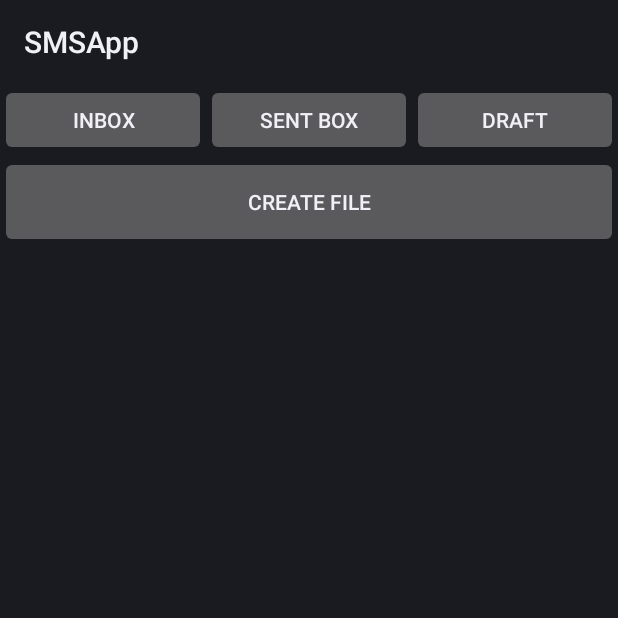
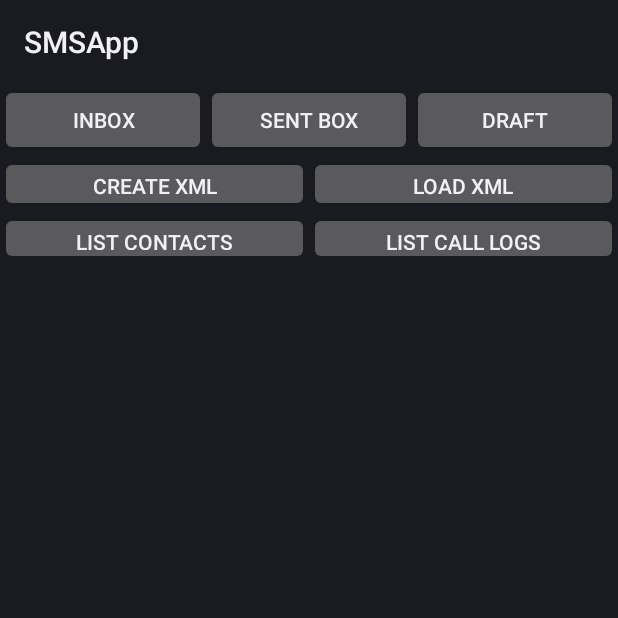
Before and after one commit to jorgemiguelreis/cloudBackup, an Android app: the screen it shows after launch (MessageBox), after a tap on "INBOX", on a phone screen of 412 x 824 dp, the top half of it. Run offline under Robolectric (Android 15) with nearby library versions, the phone set to English and light mode, and no system bars.

Commit message:
no message

```diff
--- a/tutoriais-testes/SMSApp-src/src/main/AndroidManifest.xml
+++ b/tutoriais-testes/SMSApp-src/src/main/AndroidManifest.xml
@@ -9,6 +9,7 @@
     <uses-permission android:name="android.permission.READ_CONTACTS"/>
     <uses-permission android:name="android.permission.WRITE_CONTACTS"/>
     <uses-permission android:name="android.permission.WRITE_EXTERNAL_STORAGE" />
+    <uses-permission android:name="android.permission.READ_CALL_LOG"/>
 
 	<application android:icon="@drawable/icon" android:label="@string/app_name">
 		<activity android:name=".MessageBox">
--- a/tutoriais-testes/SMSApp-src/src/main/java/com/vrs/smsapp/MessageBox.java
+++ b/tutoriais-testes/SMSApp-src/src/main/java/com/vrs/smsapp/MessageBox.java
@@ -13,9 +13,11 @@ import android.database.Cursor;
 import android.net.Uri;
 import android.os.Bundle;
 import android.os.Environment;
+import android.provider.CallLog;
 import android.util.Log;
 import android.view.View;
 import android.view.View.OnClickListener;
+import android.widget.ArrayAdapter;
 import android.widget.Button;
 import android.widget.ListView;
 import android.widget.SimpleCursorAdapter;
@@ -23,6 +25,7 @@ import android.widget.TextView;
 import android.widget.Toast;
 
 import com.vrs.utils.Utils;
+import com.vrs.utils.XMLParser;
 
 import java.io.File;
 import java.io.FileNotFoundException;
@@ -37,7 +40,7 @@ import java.util.List;
 public class MessageBox extends Activity implements OnClickListener {
 
     // GUI Widget
-    Button btnSent, btnInbox, btnDraft, btnFile;
+    Button btnSent, btnInbox, btnDraft, btnCreate, btnLoad, btnContacts, btnCallLogs;
     TextView lblMsg, lblNo;
     ListView lvMsg;
 
@@ -64,25 +67,31 @@ public class MessageBox extends Activity implements OnClickListener {
         btnDraft = (Button) findViewById(R.id.btnDraft);
         btnDraft.setOnClickListener(this);
 
-        btnFile = (Button) findViewById(R.id.btnFile);
-        btnFile.setOnClickListener(this);
+        btnCreate = (Button) findViewById(R.id.btnCreate);
+        btnCreate.setOnClickListener(this);
+        btnLoad = (Button) findViewById(R.id.btnLoad);
+        btnLoad.setOnClickListener(this);
+
+        btnContacts = (Button) findViewById(R.id.btnContacts);
+        btnContacts.setOnClickListener(this);
+
+        btnCallLogs = (Button) findViewById(R.id.btnCallLogs);
+        btnCallLogs.setOnClickListener(this);
+
 
         lvMsg = (ListView) findViewById(R.id.lvMsg);
-
     }
 
     @Override
     public void onClick(View v) {
 
-        String[] reqCols = new String[]{"_id", "address", "body", "person", "date", "type", "read", "status"};
-
         if (v == btnInbox) {
 
             // Create Inbox box URI
-            Uri inboxURI = Uri.parse("content://sms");
+            Uri inboxURI = Uri.parse("content://sms/inbox");
 
             // List required columns
-            //String[] reqCols = new String[]{"_id", "address", "body", "person", "date", "type", "read", "status"};
+            String[] reqCols = new String[]{"_id", "address", "body", "date", "type"};
 
             // Get Content Resolver object, which will deal with Content
             // Provider
@@ -94,15 +103,16 @@ public class MessageBox extends Activity implements OnClickListener {
 
             // Attached Cursor with adapter and display in listview
             adapter = new SimpleCursorAdapter(this, R.layout.row, c,
-                    new String[]{"body", "address", "person", "date", "type", "read", "status"}, new int[]{
-                    R.id.lblMsg, R.id.lblNumber, R.id.lblperson, R.id.lbldate, R.id.lbltype, R.id.lblread, R.id.lblstatus}
+                    new String[]{"body", "address", "date", "type"}, new int[]{
+                    R.id.lblMsg, R.id.lblNumber, R.id.lbldate, R.id.lbltype}
             );
             lvMsg.setAdapter(adapter);
 
             //Utils.CreateBlankDocument(getBaseContext(), getApplicationContext());
-
-            c.moveToFirst();
-            while(c.moveToNext()) {
+/*
+            if(c.moveToFirst()) {
+                do
+                 {
                     int type = c.getInt(c.getColumnIndex("type"));
                     String number = c.getString(c.getColumnIndex("address"));
                     //String person = c.getString(c.getColumnIndex("person"));
@@ -110,16 +120,15 @@ public class MessageBox extends Activity implements OnClickListener {
                     date.setTimeInMillis(Long.parseLong(c.getString(c.getColumnIndex("date"))));
                     String body = c.getString(c.getColumnIndex("body"));
 
-                SMSData sms = new SMSData(number,body,date,type);
+                    SMSData sms = new SMSData(number, body, date, type);
                     sms.setPerson(Utils.getContactName(this, number));
 
                     smsList.add(sms);
-
                     //Utils.writeToFile("mensagens",address+", "+body+", "+Utils.millisToDate(Long.parseLong(date))+"\n");
+                }while (c.moveToNext());
             }
-
             Utils.createXml(getBaseContext(), smsList);
-
+*/
             //c.close();
 
             /*
@@ -149,7 +158,7 @@ adapter.setViewBinder(new ViewBinder() {
             Uri sentURI = Uri.parse("content://sms/sent");
 
             // List required columns
-            //String[] reqCols = new String[]{"_id", "address", "body"};
+            String[] reqCols = new String[]{"_id", "address", "body", "date", "type"};
 
             // Get Content Resolver object, which will deal with Content
             // Provider
@@ -160,8 +169,8 @@ adapter.setViewBinder(new ViewBinder() {
 
             // Attached Cursor with adapter and display in listview
             adapter = new SimpleCursorAdapter(this, R.layout.row, c,
-                    new String[]{"body", "address", "person", "date", "type", "read", "status"}, new int[]{
-                    R.id.lblMsg, R.id.lblNumber, R.id.lblperson, R.id.lbldate, R.id.lbltype, R.id.lblread, R.id.lblstatus}
+                    new String[]{"body", "address", "date", "type"}, new int[]{
+                    R.id.lblMsg, R.id.lblNumber, R.id.lbldate, R.id.lbltype}
             );
             lvMsg.setAdapter(adapter);
 
@@ -172,7 +181,7 @@ adapter.setViewBinder(new ViewBinder() {
             Uri draftURI = Uri.parse("content://sms/draft");
 
             // List required columns
-            //String[] reqCols = new String[]{"_id", "address", "body"};
+            String[] reqCols = new String[]{"_id", "address", "body", "date", "type"};
 
             // Get Content Resolver object, which will deal with Content
             // Provider
@@ -183,33 +192,87 @@ adapter.setViewBinder(new ViewBinder() {
 
             // Attached Cursor with adapter and display in listview
             adapter = new SimpleCursorAdapter(this, R.layout.row, c,
-                    new String[]{"body", "address", "person", "date", "type", "read", "status"}, new int[]{
-                    R.id.lblMsg, R.id.lblNumber, R.id.lblperson, R.id.lbldate, R.id.lbltype, R.id.lblread, R.id.lblstatus}
+                    new String[]{"body", "address", "date", "type"}, new int[]{
+                    R.id.lblMsg, R.id.lblNumber, R.id.lbldate, R.id.lbltype}
             );
             lvMsg.setAdapter(adapter);
 
         }
 
-        if (v == btnFile) {
+        if (v == btnCreate) {
 
-        /*    try {
-                String s1 = "string teste";
-                File myFile = new File("/sdcard/CloudBackupFolder/teste.txt");
-                myFile.createNewFile();
-                FileOutputStream fOut = new FileOutputStream(myFile);
-                OutputStreamWriter myOutWriter = new OutputStreamWriter(fOut);
-                myOutWriter.append(s1);
-                myOutWriter.close();
-                fOut.close();
-                Toast.makeText(getBaseContext(), s1, Toast.LENGTH_SHORT).show();
-            } catch (Exception e) {
-                Toast.makeText(getBaseContext(), e.getMessage(),
-                        Toast.LENGTH_SHORT).show();
+            String[] reqCols = new String[]{"_id", "address", "body", "date", "type"};
+
+            Uri inboxURI = Uri.parse("content://sms");
+
+            ContentResolver cr = getContentResolver();
+
+            // Fetch Inbox SMS Message from Built-in Content Provider
+            Cursor c = cr.query(inboxURI, reqCols, null, null, null);
+
+            if(c.moveToFirst()) {
+                do
+                {
+                    int type = c.getInt(c.getColumnIndex("type"));
+                    String number = c.getString(c.getColumnIndex("address"));
+                    Calendar date = Calendar.getInstance();
+                    date.setTimeInMillis(Long.parseLong(c.getString(c.getColumnIndex("date"))));
+                    String body = c.getString(c.getColumnIndex("body"));
+
+                    SMSData sms = new SMSData(number, body, date, type);
+                    sms.setPerson(Utils.getContactName(this, number));
+
+                    smsList.add(sms);
+                }while (c.moveToNext());
             }
-            */
-            Utils.writeToFile("testFile", "test String");
-
+            Utils.createXml(getBaseContext(), smsList);
         }
 
+        if (v == btnLoad) {
+            XMLParser parser = new XMLParser(Utils.mainFolder+"SMSs.xml");
+            // Construct the data source
+            ArrayList<SMSData> smsList = parser.parseXMLfile();
+
+            Toast.makeText(getBaseContext(), "File Loaded", Toast.LENGTH_SHORT).show();
+
+            //Display SMS's
+
+            // Create the adapter to convert the array to views
+            SMSAdapter adapter1 = new SMSAdapter(this, smsList);
+
+            // Attach the adapter to a ListView
+            ListView lv = (ListView) findViewById(R.id.lvMsg);
+            lv.setAdapter(adapter1);
+        }
+
+        if (v == btnCallLogs) {
+            // Create Draft box URI
+            Uri callsURI = CallLog.Calls.CONTENT_URI;
+
+            // List required columns
+            String[] reqCols = new String[]{CallLog.Calls.NUMBER, CallLog.Calls.TYPE, CallLog.Calls.DATE, CallLog.Calls.DURATION};
+
+            // Get Content Resolver object, which will deal with Content
+            // Provider
+            ContentResolver cr = getContentResolver();
+
+            // Fetch Sent SMS Message from Built-in Content Provider
+            Cursor c = cr.query(callsURI, reqCols, null, null, null);
+
+
+
+            // Attached Cursor with adapter and display in listview
+            adapter = new SimpleCursorAdapter(this, R.layout.row, c,
+                    new String[]{CallLog.Calls.NUMBER, CallLog.Calls.TYPE, CallLog.Calls.DATE, CallLog.Calls.DURATION}, new int[]{
+                    R.id.lblMsg, R.id.lblNumber, R.id.lbldate, R.id.lbltype}
+            );
+            lvMsg.setAdapter(adapter);
+
+            Toast.makeText(this, "Calls Listed", Toast.LENGTH_SHORT).show();
         }
     }
+}
+
+/*adapter = new SimpleCursorAdapter(this, R.layout.row, c,
+        new String[]{"body", "address", "date", "type"}, new int[]{
+        R.id.lblMsg, R.id.lblNumber, R.id.lbldate, R.id.lbltype} */
--- a/tutoriais-testes/SMSApp-src/src/main/java/com/vrs/utils/Utils.java
+++ b/tutoriais-testes/SMSApp-src/src/main/java/com/vrs/utils/Utils.java
@@ -51,7 +51,7 @@ import javax.xml.transform.TransformerFactory;
  */
 public class Utils {
 
-    static final String mainFolder = "/CloudBackupFolder/";
+    public static final String mainFolder = Environment.getExternalStorageDirectory()+"/CloudBackupFolder/";
 
     static public String getContactName(Context context, String phoneNumber) {
         ContentResolver cr = context.getContentResolver();
@@ -182,7 +182,7 @@ public class Utils {
 
     static public void createXml(Context context, List<SMSData> smsList) {
         //create a new file called "new.xml" in the SD card
-        File newxmlfile = new File(Environment.getExternalStorageDirectory()+"/SMSs.xml");
+        File newxmlfile = new File(mainFolder+"/SMSs.xml");
         try{
             newxmlfile.createNewFile();
         }catch(IOException e){
@@ -244,9 +244,7 @@ public class Utils {
             //finally we close the file stream
             fileos.close();
 
-            //TextView tv = (TextView)this.findViewById(R.id.result);
-            //tv.setText("file has been created on SD card");
-            Toast.makeText(context, "Done File created", Toast.LENGTH_LONG).show();
+            Toast.makeText(context, "XML file created", Toast.LENGTH_LONG).show();
         } catch (Exception e) {
             Log.e("Exception","error occurred while creating xml file");
         }
--- a/tutoriais-testes/SMSApp-src/src/main/res/layout/messagebox.xml
+++ b/tutoriais-testes/SMSApp-src/src/main/res/layout/messagebox.xml
@@ -15,12 +15,46 @@
 			android:id="@+id/btnDraft" android:text="Draft" android:layout_width="match_parent"></Button>
 	</LinearLayout>
 
-    <Button
-        android:text="Create File"
-        android:id="@+id/btnFile"
-        android:layout_height="61dp"
+    <LinearLayout
+        android:id="@+id/linearLayout"
         android:layout_width="match_parent"
-        android:layout_gravity="right" />
+        android:layout_height="37dp" >
+
+        <Button
+            android:text="Create XML"
+            android:id="@+id/btnCreate"
+            android:layout_height="wrap_content"
+            android:layout_weight="0.5"
+            android:layout_width="match_parent" />
+
+        <Button
+            android:layout_weight="0.5"
+            android:layout_height="wrap_content"
+            android:id="@+id/btnLoad"
+            android:text="Load XML"
+            android:layout_width="match_parent" />
+    </LinearLayout>
+
+    <LinearLayout
+        android:orientation="horizontal"
+        android:layout_width="match_parent"
+        android:layout_height="35dp">
+
+        <Button
+            android:layout_weight="0.5"
+            android:layout_height="wrap_content"
+            android:text="List Contacts"
+            android:layout_width="match_parent"
+            android:id="@+id/btnContacts" />
+
+
+        <Button
+            android:layout_height="wrap_content"
+            android:layout_weight="0.5"
+            android:text="List Call Logs"
+            android:layout_width="match_parent"
+            android:id="@+id/btnCallLogs" />
+    </LinearLayout>
 
     <ListView android:layout_width="match_parent"
 		android:layout_weight="1" android:layout_height="match_parent"
```
Also changed, not shown: tutoriais-testes/SMSApp-src/src/main/java/com/vrs/smsapp/SMSData.java (+12 -0 lines), tutoriais-testes/SMSApp-src/src/main/java/com/vrs/utils/XMLParser.java (+36 -26 lines), tutoriais-testes/SMSApp-src/src/main/res/layout/row.xml (+0 -17 lines). Lines whose indentation alone changed are shown as unchanged.
